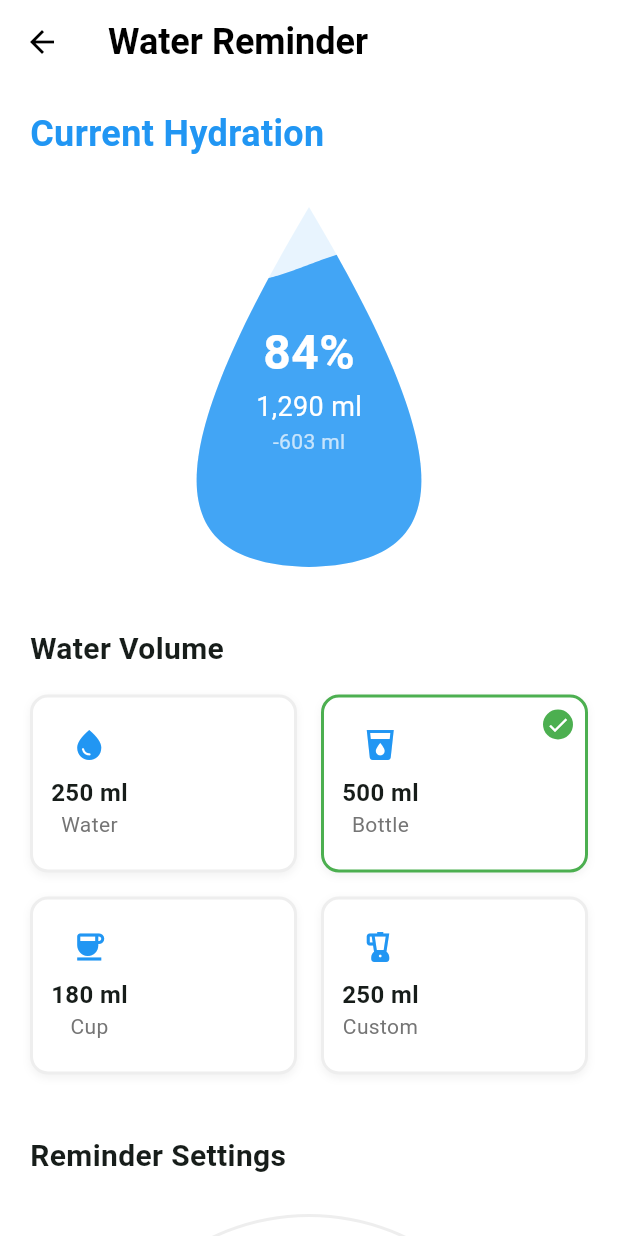
After one commit to William2152/MMP, a Flutter app: the WaterReminderScreen screen opened directly, on a phone screen of 412 x 824 dp. The commit adds this screen. Run offline on Flutter 3.47's test engine with Material 3 defaults, Android fonts, the phone set to English and light mode, and no system bars; our stand-ins replace cloud_firestore, equatable, firebase_auth, firebase_core, flutter_bloc, liquid_progress_indicator_v2 and 2 more; accounts and stored records are empty.

Commit message:
benerin water reminder screen

```diff
--- a/health_pro/lib/main.dart
+++ b/health_pro/lib/main.dart
@@ -10,6 +10,7 @@ import 'package:health_pro/screens/home_screen.dart';
 import 'package:health_pro/screens/landing_screen.dart';
 import 'package:health_pro/screens/login_screen.dart';
 import 'package:health_pro/screens/nutrition_counter_screen.dart';
+import 'package:health_pro/screens/water_reminder_screen.dart';
 import 'package:health_pro/widgets/navigation_wrapper.dart';
 import 'blocs/auth/auth_bloc.dart';
 import 'repositories/auth_repository.dart';
@@ -64,6 +65,10 @@ class MyApp extends StatelessWidget {
                 screen: const FoodLogScreen(),
                 showBottomBar: true,
               ),
+          '/water_reminder': (context) => NavigationWrapper(
+                screen: const WaterReminderScreen(),
+                showBottomBar: true,
+              ),
         },
       ),
     );
--- a/health_pro/lib/screens/home_screen.dart
+++ b/health_pro/lib/screens/home_screen.dart
@@ -29,7 +29,7 @@ class HomeScreen extends StatelessWidget {
             children: [
               _buildFoodLogFocus(),
               const SizedBox(height: 24),
-              _buildDailyStats(),
+              _buildDailyStats(context),
             ],
           ),
         ),
@@ -130,7 +130,7 @@ class HomeScreen extends StatelessWidget {
     );
   }
 
-  Widget _buildDailyStats() {
+  Widget _buildDailyStats(BuildContext context) {
     return Column(
       crossAxisAlignment: CrossAxisAlignment.start,
       children: [
@@ -155,12 +155,17 @@ class HomeScreen extends StatelessWidget {
             ),
             const SizedBox(width: 16),
             Expanded(
+              child: GestureDetector(
+                onTap: () {
+                  Navigator.pushNamed(context, '/water_reminder');
+                },
                 child: _buildStatCard(
                   'Water',
                   '2.5',
                   'glasses',
                   Icons.water_drop,
                   Colors.lightBlue,
+                ),
               ),
             ),
           ],
--- a/health_pro/lib/screens/landing_screen.dart
+++ b/health_pro/lib/screens/landing_screen.dart
@@ -27,8 +27,8 @@ class _LandingScreenState extends State<LandingScreen>
     );
 
     _animation = Tween<double>(
-      begin: 1.0,
-      end: 0.0,
+      begin: 0.0,
+      end: 1.0,
     ).animate(_animationController);
 
     WidgetsBinding.instance.addPostFrameCallback((_) {
@@ -38,25 +38,28 @@ class _LandingScreenState extends State<LandingScreen>
 
   Future<void> _initializeAndNavigate() async {
     try {
-      // Show splash for minimum duration
-      await Future.delayed(const Duration(seconds: 2));
-
-      if (!mounted) return;
-
-      // Start fade animation
       await _animationController.forward();
 
       if (!mounted) return;
 
-      // Check auth status using existing event
       context.read<AuthBloc>().add(CheckAuthStatus());
     } catch (e) {
       debugPrint('Navigation error: $e');
       if (mounted && !_isNavigating) {
-        _isNavigating = true;
-        Navigator.of(context).pushReplacementNamed('/login');
+        await _performNavigationWithAnimation('/login');
       }
     }
+  }
+
+  Future<void> _performNavigationWithAnimation(String route) async {
+    if (_isNavigating) return;
+    _isNavigating = true;
+
+    await _animationController.reverse();
+
+    if (!mounted) return;
+
+    Navigator.of(context).pushReplacementNamed(route);
   }
 
   @override
@@ -68,14 +71,12 @@ class _LandingScreenState extends State<LandingScreen>
   @override
   Widget build(BuildContext context) {
     return BlocListener<AuthBloc, AuthState>(
-      listener: (context, state) {
+      listener: (context, state) async {
         if (state is AuthSuccess && !_isNavigating) {
-          _isNavigating = true;
-          Navigator.pushReplacementNamed(context, '/home');
+          await _performNavigationWithAnimation('/home');
         } else if ((state is AuthUnauthenticated || state is AuthError) &&
             !_isNavigating) {
-          _isNavigating = true;
-          Navigator.pushReplacementNamed(context, '/login');
+          await _performNavigationWithAnimation('/login');
         }
       },
       child: Scaffold(
--- /dev/null
+++ b/health_pro/lib/screens/water_reminder_screen.dart
@@ -0,0 +1,452 @@
+import 'package:flutter/material.dart';
+import 'package:liquid_progress_indicator_v2/liquid_progress_indicator.dart';
+import 'dart:math' as math;
+
+class WaterReminderScreen extends StatefulWidget {
+  const WaterReminderScreen({super.key});
+
+  @override
+  _WaterReminderScreenState createState() => _WaterReminderScreenState();
+}
+
+class _WaterReminderScreenState extends State<WaterReminderScreen> {
+  int selectedVolumeIndex = 1; // 500ml selected by default
+  int customVolume = 250;
+  int reminderInterval = 30; // minutes
+
+  final List<Map<String, dynamic>> volumeOptions = [
+    {'volume': 250, 'icon': Icons.water_drop, 'label': 'Water'},
+    {'volume': 500, 'icon': Icons.local_drink, 'label': 'Bottle'},
+    {'volume': 180, 'icon': Icons.coffee, 'label': 'Cup'},
+    {'volume': 250, 'icon': Icons.blender, 'label': 'Custom'},
+  ];
+
+  @override
+  Widget build(BuildContext context) {
+    return Scaffold(
+      backgroundColor: Colors.white,
+      appBar: AppBar(
+        backgroundColor: Colors.white,
+        elevation: 0,
+        leading: IconButton(
+          icon: const Icon(Icons.arrow_back, color: Colors.black),
+          onPressed: () => Navigator.pop(context),
+        ),
+        title: const Text(
+          'Water Reminder',
+          style: TextStyle(
+            color: Colors.black,
+            fontSize: 24,
+            fontWeight: FontWeight.bold,
+          ),
+        ),
+      ),
+      body: SingleChildScrollView(
+        child: Padding(
+          padding: const EdgeInsets.symmetric(horizontal: 20.0, vertical: 16.0),
+          child: Column(
+            crossAxisAlignment: CrossAxisAlignment.start,
+            children: [
+              const Text(
+                'Current Hydration',
+                style: TextStyle(
+                  fontSize: 24,
+                  fontWeight: FontWeight.bold,
+                  color: Colors.blue,
+                ),
+              ),
+              const SizedBox(height: 32),
+              _buildHydrationProgress(),
+              const SizedBox(height: 40),
+              _buildVolumeSelection(),
+              const SizedBox(height: 40),
+              _buildReminderSettings(),
+            ],
+          ),
+        ),
+      ),
+    );
+  }
+
+  Widget _buildHydrationProgress() {
+    return Center(
+      child: SizedBox(
+        height: 240,
+        width: 200,
+        child: LiquidCustomProgressIndicator(
+          direction: Axis.vertical,
+          value: 0.84,
+          center: Column(
+            mainAxisAlignment: MainAxisAlignment.center,
+            children: const [
+              Text(
+                '84%',
+                style: TextStyle(
+                  fontSize: 32,
+                  fontWeight: FontWeight.bold,
+                  color: Colors.white,
+                ),
+              ),
+              Text(
+                '1,290 ml',
+                style: TextStyle(
+                  fontSize: 18,
+                  color: Colors.white,
+                ),
+              ),
+              Text(
+                '-603 ml',
+                style: TextStyle(
+                  fontSize: 14,
+                  color: Colors.white70,
+                ),
+              ),
+            ],
+          ),
+          shapePath: _buildWaterDropPath(Size(200, 240)),
+          backgroundColor: Colors.blue.withOpacity(0.1),
+          valueColor: AlwaysStoppedAnimation(Colors.blue.shade400),
+        ),
+      ),
+    );
+  }
+
+  Path _buildWaterDropPath(Size size) {
+    final path = Path()
+      ..moveTo(size.width / 2, size.height) // Start at the bottom center
+      ..cubicTo(
+        size.width * 0.999, // Control point 1 (bottom-right curve)
+        size.height * 0.99,
+        size.width, // Control point 2 (right side curve)
+        size.height * 0.7,
+        size.width / 2, // End point (top center)
+        0,
+      )
+      ..cubicTo(
+        0, // Control point 1 (left side curve)
+        size.height * 0.7,
+        size.width * 0.001, // Control point 2 (bottom-left curve)
+        size.height * 0.99,
+        size.width / 2, // End point (back to bottom center)
+        size.height,
+      )
+      ..close();
+    return path;
+  }
+
+  Widget _buildVolumeSelection() {
+    return Column(
+      crossAxisAlignment: CrossAxisAlignment.start,
+      children: [
+        const Text(
+          'Water Volume',
+          style: TextStyle(
+            fontSize: 20,
+            fontWeight: FontWeight.bold,
+          ),
+        ),
+        const SizedBox(height: 16),
+        GridView.builder(
+          shrinkWrap: true,
+          physics: const NeverScrollableScrollPhysics(),
+          gridDelegate: const SliverGridDelegateWithFixedCrossAxisCount(
+            crossAxisCount: 2,
+            childAspectRatio: 1.5,
+            crossAxisSpacing: 16,
+            mainAxisSpacing: 16,
+          ),
+          itemCount: volumeOptions.length,
+          itemBuilder: (context, index) => _buildVolumeCard(index),
+        ),
+      ],
+    );
+  }
+
+  Widget _buildVolumeCard(int index) {
+    final isSelected = selectedVolumeIndex == index;
+    final isCustom = index == volumeOptions.length - 1;
+
+    return GestureDetector(
+      onTap: () {
+        if (isCustom) {
+          _showCustomVolumeDialog();
+        } else {
+          setState(() {
+            selectedVolumeIndex = index;
+          });
+        }
+      },
+      child: Container(
+        decoration: BoxDecoration(
+          color: Colors.white,
+          borderRadius: BorderRadius.circular(12),
+          border: Border.all(
+            color: isSelected ? Colors.green : Colors.grey.shade200,
+            width: 2,
+          ),
+          boxShadow: [
+            BoxShadow(
+              color: Colors.black.withOpacity(0.05),
+              blurRadius: 4,
+              offset: const Offset(0, 2),
+            ),
+          ],
+        ),
+        child: Stack(
+          children: [
+            Padding(
+              padding: const EdgeInsets.all(12),
+              child: Column(
+                mainAxisAlignment: MainAxisAlignment.center,
+                children: [
+                  Icon(
+                    volumeOptions[index]['icon'],
+                    color: Colors.blue,
+                    size: 24,
+                  ),
+                  const SizedBox(height: 8),
+                  Text(
+                    '${isCustom ? customVolume : volumeOptions[index]['volume']} ml',
+                    style: const TextStyle(
+                      fontSize: 16,
+                      fontWeight: FontWeight.bold,
+                    ),
+                  ),
+                  Text(
+                    volumeOptions[index]['label'],
+                    style: TextStyle(
+                      fontSize: 14,
+                      color: Colors.grey[600],
+                    ),
+                  ),
+                ],
+              ),
+            ),
+            if (isSelected)
+              Positioned(
+                top: 8,
+                right: 8,
+                child: Container(
+                  padding: const EdgeInsets.all(2),
+                  decoration: const BoxDecoration(
+                    color: Colors.green,
+                    shape: BoxShape.circle,
+                  ),
+                  child: const Icon(
+                    Icons.check,
+                    color: Colors.white,
+                    size: 16,
+                  ),
+                ),
+              ),
+          ],
+        ),
+      ),
+    );
+  }
+
+  Widget _buildReminderSettings() {
+    return Column(
+      crossAxisAlignment: CrossAxisAlignment.start,
+      children: [
+        const Text(
+          'Reminder Settings',
+          style: TextStyle(
+            fontSize: 20,
+            fontWeight: FontWeight.bold,
+          ),
+        ),
+        const SizedBox(height: 24),
+        Center(
+          child: SizedBox(
+            height: 300,
+            width: 300,
+            child: Stack(
+              alignment: Alignment.center,
+              children: [
+                Container(
+                  decoration: BoxDecoration(
+                    shape: BoxShape.circle,
+                    border: Border.all(
+                      color: Colors.grey.shade200,
+                      width: 2,
+                    ),
+                  ),
+                ),
+                // Updated number sequence: 120 -> 10 -> 20 -> etc
+                for (int i = 0; i < 12; i++)
+                  Transform.rotate(
+                    angle: 2 * math.pi * (i / 12),
+                    child: Transform.translate(
+                      offset: const Offset(0, -130),
+                      child: Text(
+                        i == 0 ? '120' : '${i * 10}',
+                        style: TextStyle(
+                          fontSize: 14,
+                          color: Colors.grey[600],
+                        ),
+                      ),
+                    ),
+                  ),
+                GestureDetector(
+                  behavior: HitTestBehavior.translucent,
+                  onPanUpdate: (details) {
+                    _updateReminderFromGesture(details.localPosition);
+                  },
+                  onTapDown: (details) {
+                    _updateReminderFromGesture(details.localPosition);
+                  },
+                  child: Container(
+                    width: double.infinity,
+                    height: double.infinity,
+                    color: Colors.transparent,
+                  ),
+                ),
+                Transform.rotate(
+                  angle: (2 * math.pi * reminderInterval / 120) - 1.575,
+                  child: Align(
+                    alignment: Alignment.centerRight,
+                    child: Container(
+                      width: 140,
+                      height: 2,
+                      decoration: BoxDecoration(
+                        gradient: LinearGradient(
+                          colors: [Colors.blue.shade400, Colors.blue.shade200],
+                        ),
+                      ),
+                    ),
+                  ),
+                ),
+                GestureDetector(
+                  onTap: _showIntervalPicker,
+                  child: Container(
+                    padding: const EdgeInsets.all(20),
+                    decoration: BoxDecoration(
+                      color: Colors.white,
+                      shape: BoxShape.circle,
+                      boxShadow: [
+                        BoxShadow(
+                          color: Colors.black.withOpacity(0.1),
+                          blurRadius: 8,
+                        ),
+                      ],
+                    ),
+                    child: Column(
+                      mainAxisSize: MainAxisSize.min,
+                      children: [
+                        Text(
+                          '$reminderInterval',
+                          style: const TextStyle(
+                            fontSize: 32,
+                            fontWeight: FontWeight.bold,
+                          ),
+                        ),
+                        const Text(
+                          'minutes',
+                          style: TextStyle(
+                            fontSize: 14,
+                            color: Colors.grey,
+                          ),
+                        ),
+                      ],
+                    ),
+                  ),
+                ),
+              ],
+            ),
+          ),
+        ),
+      ],
+    );
+  }
+
+// Fixed gesture calculation
+  void _updateReminderFromGesture(Offset position) {
+    final center = Offset(150, 150);
+    var angle = math.atan2(
+      position.dx - center.dx,
+      center.dy - position.dy,
+    );
+
+    // Normalize angle to 0-2π range
+    if (angle < 0) angle += 2 * math.pi;
+
+    // Convert angle to reminder interval (0-120 range)
+    setState(() {
+      reminderInterval = ((angle / (2 * math.pi)) * 120).round().clamp(1, 120);
+    });
+  }
+
+  void _showCustomVolumeDialog() {
+    showDialog(
+      context: context,
+      builder: (context) {
+        int tempVolume = customVolume;
+        return AlertDialog(
+          title: const Text('Set Custom Volume'),
+          content: TextField(
+            keyboardType: TextInputType.number,
+            decoration: const InputDecoration(
+              labelText: 'Volume (ml)',
+            ),
+            onChanged: (value) {
+              if (value.isNotEmpty) {
+                tempVolume = int.parse(value).clamp(1, 2000);
+              }
+            },
+          ),
+          actions: [
+            TextButton(
+              onPressed: () => Navigator.pop(context),
+              child: const Text('Cancel'),
+            ),
+            TextButton(
+              onPressed: () {
+                setState(() {
+                  customVolume = tempVolume;
+                  selectedVolumeIndex = volumeOptions.length - 1;
+                });
+                Navigator.pop(context);
+              },
+              child: const Text('Save'),
+            ),
+          ],
+        );
+      },
+    );
+  }
+
+  void _showIntervalPicker() {
+    showDialog(
+      context: context,
+      builder: (context) => AlertDialog(
+        title: const Text('Set Reminder Interval'),
+        content: TextField(
+          keyboardType: TextInputType.number,
+          decoration: const InputDecoration(
+            labelText: 'Minutes (1-120)',
+            suffix: Text('min'),
+          ),
+          onChanged: (value) {
+            if (value.isNotEmpty) {
+              final newValue = int.parse(value).clamp(1, 120);
+              setState(() {
+                reminderInterval = newValue;
+              });
+            }
+          },
+        ),
+        actions: [
+          TextButton(
+            onPressed: () => Navigator.pop(context),
+            child: const Text('Cancel'),
+          ),
+          TextButton(
+            onPressed: () => Navigator.pop(context),
+            child: const Text('Save'),
+          ),
+        ],
+      ),
+    );
+  }
+}
--- a/health_pro/lib/widgets/navigation_wrapper.dart
+++ b/health_pro/lib/widgets/navigation_wrapper.dart
@@ -10,6 +10,7 @@ class NavigationWrapper extends StatefulWidget {
     '/activity',
     '/food_log',
     '/account',
+    '/water_reminder'
   ];
 
   const NavigationWrapper({
--- a/health_pro/pubspec.yaml
+++ b/health_pro/pubspec.yaml
@@ -40,6 +40,7 @@ dependencies:
   shared_preferences: ^2.3.5
   intl: ^0.20.1
   percent_indicator: ^4.2.4
+  liquid_progress_indicator_v2: ^0.5.0
 
 dev_dependencies:
   flutter_test:
```
Also changed, not shown: health_pro/pubspec.lock. Lines whose indentation alone changed are shown as unchanged.
